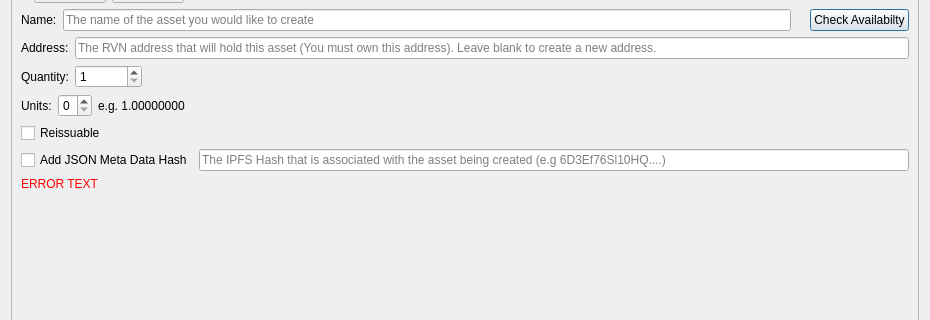
Before: the Qt Designer form src/qt/forms/createassetdialog.ui in RavenProject/Ravencoin, drawn with Qt 5; both pictures show x 0 to 930 and y 220 to 540 of the 930 by 875 pixel window.
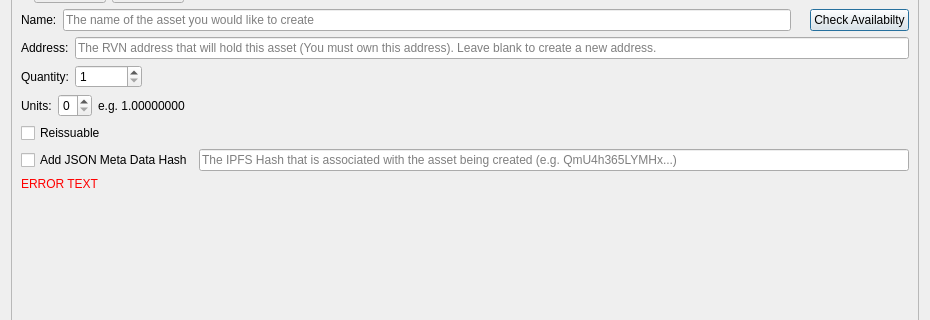
After: the same form once the commit is applied. Custom widgets are drawn as their Qt base class.

Commit message: Update IPFS hash examples in placeholders

Diff of the .ui file:
```diff
--- a/src/qt/forms/createassetdialog.ui
+++ b/src/qt/forms/createassetdialog.ui
@@ -799,7 +799,7 @@
              <number>46</number>
             </property>
             <property name="placeholderText">
-             <string>The IPFS Hash that is associated with the asset being created (e.g 6D3Ef76Sl10HQ....)</string>
+             <string>The IPFS Hash that is associated with the asset being created (e.g. QmU4h365LYMHx...)</string>
             </property>
            </widget>
           </item>
```
The commit also changes 1 other file.
